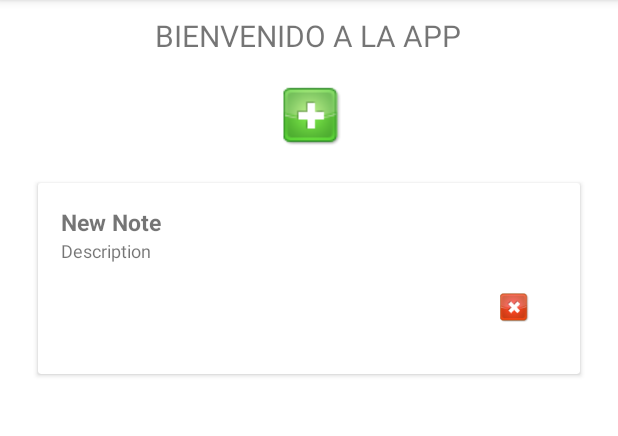
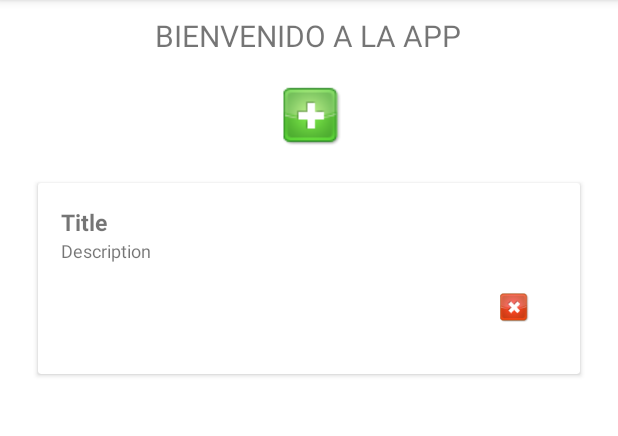
Before and after one commit to apuig1980/SimpleNotes, an Android app: the screen it shows after launch (NotesActivity), after a tap on an icon or button, on a phone screen of 412 x 824 dp, the part 84-520 px from its top. Run offline under Robolectric (Android 15) with nearby library versions, the phone set to English and light mode, and no system bars.

Commit message:
Notes saving and loading properly

```diff
--- a/app/src/main/java/com/toni/notes/notes/NotesActivity.java
+++ b/app/src/main/java/com/toni/notes/notes/NotesActivity.java
@@ -1,6 +1,5 @@
 package com.toni.notes.notes;
 
-import android.content.Intent;
 import android.os.Bundle;
 import android.view.View;
 import android.widget.ImageButton;
@@ -20,14 +19,12 @@ import java.util.ArrayList;
 import java.util.UUID;
 
 public class NotesActivity extends BaseActivity {
-    RecyclerView rvNotes;
-    ArrayList<Note> notes;
+    private ArrayList<Note> notes;
 
     @Override
     protected void onCreate(Bundle savedInstanceState) {
         super.onCreate(savedInstanceState);
         setContentView(R.layout.activity_notes);
-
         populateNoteList();
 
         initializeAddNoteButton();
@@ -36,11 +33,6 @@ public class NotesActivity extends BaseActivity {
     }
 
     private void populateNoteList() {
-       /*
-        notes = new ArrayList<>();
-        for (int i = 0; i < 5; i++) {
-            notes.add(new Note("Pasear perro" + i, "Hace mucho tiempo que no sale"));
-        }*/
         notes = new ArrayList<Note>();
         String savedJsonNotes = prefs.getNotes(Constants.NOTES_LIST);
         if (!savedJsonNotes.isEmpty()) {
@@ -53,18 +45,16 @@ public class NotesActivity extends BaseActivity {
                 notes.add(savedNote);
             }
         }
-
     }
 
     private void initializeAddNoteButton() {
         ImageButton btAddNote = findViewById(R.id.ibAddNote);
 
-
         btAddNote.setOnClickListener(new View.OnClickListener() {
             @Override
             public void onClick(View v) {
                 UUID noteId = UUID.randomUUID();
-                notes.add(0, new Note("New Note", "Description", noteId));
+                notes.add(0, new Note(getString(R.string.defaultTitle), getString(R.string.defaultBody), noteId));
                 setRecyclerView();
                 saveNewNote();
             }
@@ -80,7 +70,7 @@ public class NotesActivity extends BaseActivity {
     }
 
     private void setRecyclerView() {
-        rvNotes = findViewById(R.id.rvNotes);
+        RecyclerView rvNotes = findViewById(R.id.rvNotes);
 
         NotesAdapter adapter = new NotesAdapter(notes, NotesActivity.this);
         RecyclerView.LayoutManager manager = new LinearLayoutManager(NotesActivity.this);
@@ -90,25 +80,14 @@ public class NotesActivity extends BaseActivity {
         rvNotes.setHasFixedSize(true);
     }
 
-    /*private void showList()
-    {
+    @Override
+    protected void onResume() {
+        super.onResume();
+        setContentView(R.layout.activity_notes);
+        populateNoteList();
+
+        initializeAddNoteButton();
+
         setRecyclerView();
-
-        //setLogoutEvents();
-    }*/
-
-
-
-    /*private void setLogoutEvents() {
-        Button btLogout = findViewById(R.id.btLogout);
-
-        btLogout.setOnClickListener(new View.OnClickListener() {
-            @Override
-            public void onClick(View v) {
-                prefs.setPrefs(Constants.USER_LOGGED, false);
-                Intent intent = new Intent(NotesActivity.this, LoginActivity.class);
-                startActivity(intent);
-            }
-        });
-    }*/
+    }
 }
--- a/app/src/main/java/com/toni/notes/notes/NotesAdapter.java
+++ b/app/src/main/java/com/toni/notes/notes/NotesAdapter.java
@@ -38,6 +38,8 @@ public class NotesAdapter extends RecyclerView.Adapter<NoteViewHolder> {
 
     @Override
     public void onBindViewHolder(@NonNull NoteViewHolder holder, int position) {
+
+        String title = notes.get(position).getTitle();
         holder.tvNoteTitle.setText(notes.get(position).getTitle());
         holder.tvNoteBody.setText(notes.get(position).getBody());
 
@@ -45,8 +47,7 @@ public class NotesAdapter extends RecyclerView.Adapter<NoteViewHolder> {
             @Override
             public void onClick(View v) {
                 Intent intent = new Intent(ctx, DetailNoteActivity.class);
-                intent.putExtra(Constants.EXTRA_NOTE_TITLE, notes.get(position).getTitle());
-                intent.putExtra(Constants.EXTRA_NOTE_BODY, notes.get(position).getBody());
+                intent.putExtra(Constants.EXTRA_ID, notes.get(position).getId());
                 ctx.startActivity(intent);
             }
         });
--- a/app/src/main/java/com/toni/notes/notes/models/Note.java
+++ b/app/src/main/java/com/toni/notes/notes/models/Note.java
@@ -5,12 +5,12 @@ import java.util.UUID;
 public class Note {
     private String title;
     private String body;
-    private UUID id;
+    private String id;
 
     public Note(String title, String body, UUID id) {
         this.title = title;
         this.body = body;
-        this.id = id;
+        this.id = id.toString();
     }
 
     public String getTitle() {
@@ -21,5 +21,9 @@ public class Note {
         return body;
     }
 
-    public UUID getId() { return id; }
+    public String getId() { return id.toString(); }
+
+    public void setTitle(String title){ this.title = title; }
+
+    public void setBody(String body){this.body = body; }
 }
--- a/app/src/main/java/com/toni/notes/utils/Constants.java
+++ b/app/src/main/java/com/toni/notes/utils/Constants.java
@@ -6,4 +6,6 @@ public class Constants {
     public static final String EXTRA_NOTE_TITLE = "extraNoteTitle";
     public static final String EXTRA_NOTE_BODY = "extraNoteBody";
     public static final String NOTES_LIST = "notes";
+    public static final String EXTRA_NOTES_LIST = "extraNotes";
+    public static final String EXTRA_ID = "noteId";
 }
--- a/app/src/main/res/layout/activity_note_detail.xml
+++ b/app/src/main/res/layout/activity_note_detail.xml
@@ -12,15 +12,15 @@
         android:layout_height="wrap_content"
         android:gravity="top"
         android:layout_gravity="center"
-        android:text="NOTA"
+        android:hint="@string/defaultTitle"
         android:maxLength="20"
         android:textSize="25sp" />
 
     <EditText
         android:id="@+id/tvNoteBody"
         android:gravity="top"
-        android:text="Descipción de la nota"
         android:maxLength="500"
+        android:hint="@string/defaultBody"
         android:layout_margin="20sp"
         android:textSize="15sp"
         android:layout_width="wrap_content"
--- a/app/src/main/res/layout/item_note.xml
+++ b/app/src/main/res/layout/item_note.xml
@@ -18,7 +18,7 @@
             android:id="@+id/tvNoteTitle"
             android:layout_width="wrap_content"
             android:layout_height="wrap_content"
-            android:text="ESTE ES EL TÍTULO"
+            android:hint="@string/defaultTitle"
             android:textSize="15sp"
             android:textStyle="bold" />
 
@@ -26,7 +26,7 @@
             android:id="@+id/tvNoteBody"
             android:layout_width="wrap_content"
             android:layout_height="wrap_content"
-            android:text="Esta es la descipción de la nota"
+            android:hint="@string/defaultBody"
             android:textSize="12sp" />
 
         <LinearLayout
--- a/app/src/main/res/values/strings.xml
+++ b/app/src/main/res/values/strings.xml
@@ -1,3 +1,5 @@
 <resources>
     <string name="app_name">Notes</string>
+    <string name="defaultTitle">Title</string>
+    <string name="defaultBody">Description</string>
 </resources>
```
Also changed, not shown: app/src/main/java/com/toni/notes/notes/DetailNoteActivity.java (+89 -6 lines), app/src/main/java/com/toni/notes/utils/PreferencesManager.java (+7 -0 lines), 56 other files.
